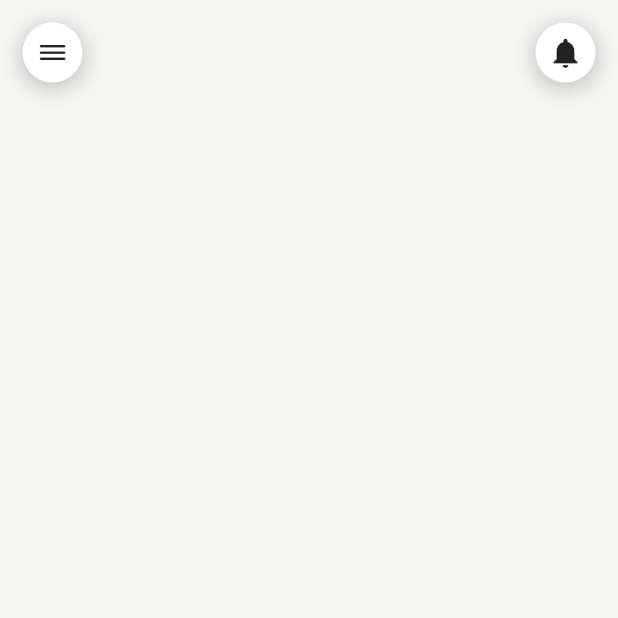
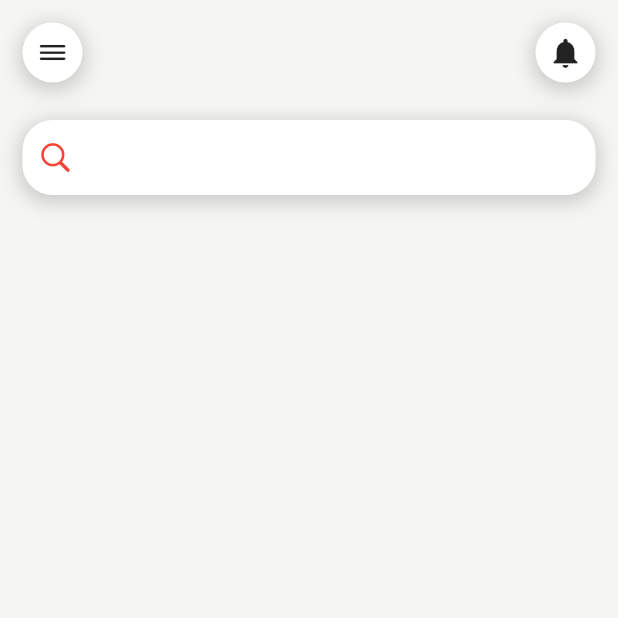
Before and after one commit to aysha-Ilma/food_app, a Flutter app: the screen it shows after launch, on a phone screen of 412 x 824 dp, the top half of it. Run offline on Flutter 3.47's test engine with Material 3 defaults, Android fonts, the phone set to English and light mode, and no system bars.

Commit message:
create search Icon

```diff
--- a/lib/pages/HomePage.dart
+++ b/lib/pages/HomePage.dart
@@ -1,3 +1,4 @@
+import 'package:flutter/cupertino.dart';
 import 'package:flutter/material.dart';
 import 'package:food_app/Widgets/AppBarWidget.dart';
 
@@ -7,8 +8,41 @@ class Homepage extends StatelessWidget {
     return Scaffold(
       body: ListView(
         children: [
+
           //Custom App Bar widget
           AppBarWidget(),
+
+          //Search
+          Padding(padding: EdgeInsets.symmetric(
+            vertical: 10,
+            horizontal: 15,
+            ),
+            child: Container(
+              width: double.infinity,
+              height: 50,
+              decoration: BoxDecoration(
+                color: Colors.white,
+                borderRadius: BorderRadius.circular(20),
+                boxShadow: [
+                  BoxShadow (
+                    color : Colors.grey.withOpacity(0.5),
+                    spreadRadius: 2,
+                    blurRadius: 10,
+                    offset: Offset(0,3),
+                  ),
+                ]
+                ),
+                child: Padding(padding: EdgeInsets.symmetric(
+                  horizontal: 10,
+                ),
+                child: Row( children: [
+                  Icon(CupertinoIcons.search,
+                  color: Colors.red,
+                  ),
+                ],),
+                ),
+              ),
+              ),
         ],
       ),
     );
```
